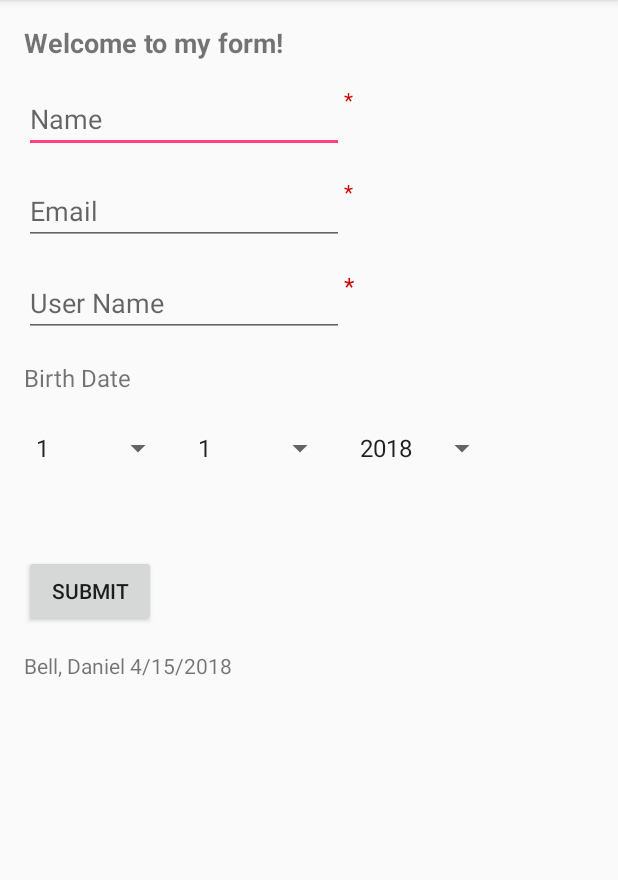
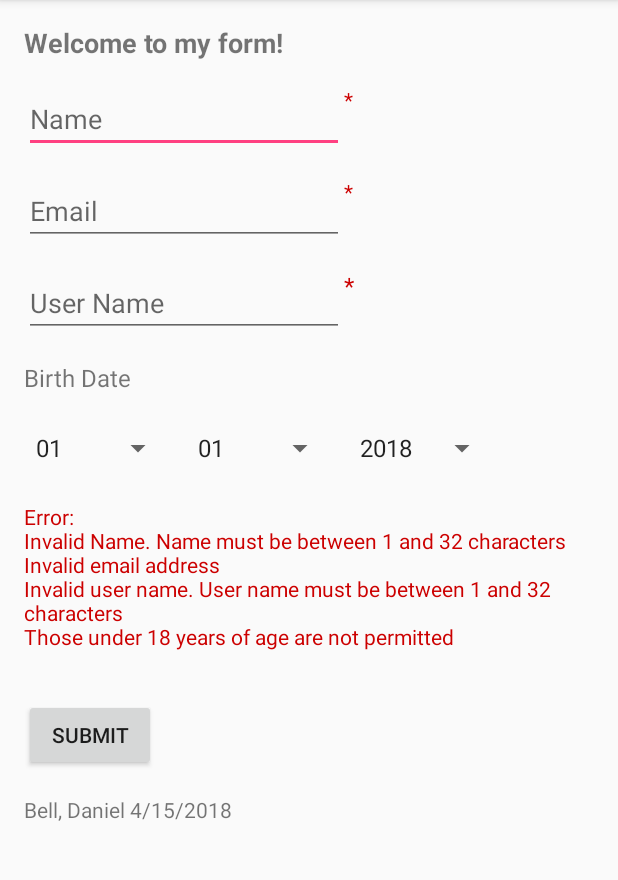
Before and after one commit to DnlBell/MyAssignment, an Android app: the screen it shows after launch (MainActivity), after a tap on "SUBMIT", on a phone screen of 412 x 824 dp, the part 84-964 px from its top. Run offline under Robolectric (Android 15) with nearby library versions, the phone set to English and light mode, and no system bars.

Commit message:
validation set, intents set

```diff
--- a/app/src/main/java/dnlbell/org/myassignment/MainActivity.java
+++ b/app/src/main/java/dnlbell/org/myassignment/MainActivity.java
@@ -1,5 +1,6 @@
 package dnlbell.org.myassignment;
 
+import android.content.Intent;
 import android.support.v7.app.AppCompatActivity;
 import android.os.Bundle;
 import android.view.View;
@@ -9,9 +10,14 @@ import android.widget.EditText;
 import android.widget.Spinner;
 import android.widget.TextView;
 
+import java.text.DateFormat;
+import java.text.ParseException;
+import java.text.SimpleDateFormat;
+import java.time.LocalDate;
 import java.util.ArrayList;
 import java.util.Calendar;
 import java.util.Collections;
+import java.util.Date;
 import java.util.regex.Matcher;
 import java.util.regex.Pattern;
 
@@ -19,10 +25,11 @@ import java.util.regex.Pattern;
 public class MainActivity extends AppCompatActivity {
 
     public static final Pattern VALID_EMAIL_ADDRESS_REGEX = Pattern.compile("^[A-Z0-9._%+-]+@[A-Z0-9.-]+\\.[A-Z]{2,6}$", Pattern.CASE_INSENSITIVE);
+    final static String DATE_FORMAT = "MM-dd-yyy";
     private EditText name, email, userName;
     private Button submit;
-    private Spinner month,day,year;
-    private TextView errorText,nameFlag,emailFlag,userNameFlag;
+    private Spinner month, day, year;
+    private TextView errorText, nameFlag, emailFlag, userNameFlag;
 
 
     @Override
@@ -35,8 +42,7 @@ public class MainActivity extends AppCompatActivity {
         int thisYear = Calendar.getInstance().get(Calendar.YEAR);
         ArrayAdapter<Integer> yearsAdapter;
 
-        for (int i = 1900; i <= thisYear; i++)
-        {
+        for (int i = 1900; i <= thisYear; i++) {
             years.add(i);
         }
         Collections.reverse(years);
@@ -58,37 +64,61 @@ public class MainActivity extends AppCompatActivity {
         userNameFlag = findViewById(R.id.userNameFlag);
 
 
-
         submit.setOnClickListener(new View.OnClickListener() {
             @Override
             public void onClick(View v) {
 
                 //TODO: validate input, bundle successful info and pass to SuccessActivity
+                String date = month.getSelectedItem().toString() + "-" + day.getSelectedItem().toString() + "-" + year.getSelectedItem().toString();
                 String errorList = getString(R.string.Error);
                 boolean invalid = false;
+                errorText.setText("");
 
                 Matcher emailMatcher = VALID_EMAIL_ADDRESS_REGEX.matcher(email.getText().toString());
 
-                if(name.getText().toString().length() > 32 || name.getText().toString().length() == 0) {
-                    errorList+=getString(R.string.nameErrorMessage);
+                if (name.getText().toString().length() > 32 || name.getText().toString().length() == 0) {
+                    errorList += getString(R.string.nameErrorMessage);
                     invalid = true;
                     nameFlag.setText(R.string.flag);
-                }else {
+                } else {
                     nameFlag.setText(R.string.empty);
                 }
-                if(!emailMatcher.find()){
-                    errorList+=getString(R.string.emailErrorMessage);
+                if (!emailMatcher.find()) {
+                    errorList += getString(R.string.emailErrorMessage);
                     emailFlag.setText(R.string.flag);
                     invalid = true;
-                }else {
+                } else {
                     emailFlag.setText(R.string.empty);
                 }
-                if(userName.getText().toString().length() > 32 || userName.getText().toString().length() == 0) {
-                    errorList+=getString(R.string.userNameErrorMessage);
+                if (userName.getText().toString().length() > 32 || userName.getText().toString().length() == 0) {
+                    errorList += getString(R.string.userNameErrorMessage);
                     userNameFlag.setText(R.string.flag);
                     invalid = true;
-                }else {
-                    nameFlag.setText(R.string.empty);
+                } else {
+                    userNameFlag.setText(R.string.empty);
+                }
+                if (!isDateValid(date)) {
+                    errorList += getString(R.string.invalidDate);
+                    invalid = true;
+                }
+                DateFormat df = new SimpleDateFormat(DATE_FORMAT);
+                Calendar birthDate = Calendar.getInstance();
+
+                try{
+                birthDate.setTime(df.parse(date));
+                    if(getAge(birthDate)<18){
+                        errorList += getString(R.string.invalidAge);
+                        invalid = true;
+                    }
+                } catch (Exception e) {
+                    errorList += "";
+                }
+
+                //check if the input has passed and return any errors if there are any.
+                if(invalid){
+                    errorText.setText(errorList);
+                } else {
+                    goToSuccessActivity(userName.getText().toString());
                 }
 
 
@@ -111,13 +141,60 @@ public class MainActivity extends AppCompatActivity {
     @Override
     protected void onSaveInstanceState(Bundle outState) {
         // Save the values you need from your textview into "outState"-object
-        outState.putString("errorText",errorText.getText().toString());
-        outState.putString("nameFlag",nameFlag.getText().toString());
-        outState.putString("emailFlag",emailFlag.getText().toString());
-        outState.putString("userNameFlag",userNameFlag.getText().toString());
+        outState.putString("errorText", errorText.getText().toString());
+        outState.putString("nameFlag", nameFlag.getText().toString());
+        outState.putString("emailFlag", emailFlag.getText().toString());
+        outState.putString("userNameFlag", userNameFlag.getText().toString());
         super.onSaveInstanceState(outState);
     }
 
+    private static boolean isDateValid(String date) {
+
+        try {
+            DateFormat df = new SimpleDateFormat(DATE_FORMAT);
+            df.setLenient(false);
+            df.parse(date);
+        } catch (ParseException e) {
+            return false;
+        }
+        return true;
+
+
+    }
+
+    public static int getAge(Calendar dob) throws Exception {
+
+        Calendar today = Calendar.getInstance();
+
+        int curYear = today.get(Calendar.YEAR);
+        int dobYear = dob.get(Calendar.YEAR);
+
+        int age = curYear - dobYear;
+
+
+        // if dob is month or day is behind today's month or day
+        // reduce age by 1
+        int curMonth = today.get(Calendar.MONTH);
+        int dobMonth = dob.get(Calendar.MONTH);
+
+        if (dobMonth > curMonth) { // this year can't be counted!
+            age--;
+        } else if (dobMonth == curMonth) { // same month? check for day
+            int curDay = today.get(Calendar.DAY_OF_MONTH);
+            int dobDay = dob.get(Calendar.DAY_OF_MONTH);
+            if (dobDay > curDay) { // this year can't be counted!
+                age--;
+
+            }
+        }
+        return age;
+    }
+
+    public void goToSuccessActivity(String userName){
+        Intent intent = new Intent(this, SuccessActivity.class);
+        intent.putExtra("userName",userName);
+        startActivity(intent);
+    }
 
 
 }
--- a/app/src/main/java/dnlbell/org/myassignment/SuccessActivity.java
+++ b/app/src/main/java/dnlbell/org/myassignment/SuccessActivity.java
@@ -1,13 +1,39 @@
 package dnlbell.org.myassignment;
 
+import android.content.Intent;
 import android.support.v7.app.AppCompatActivity;
 import android.os.Bundle;
+import android.view.View;
+import android.widget.Button;
+import android.widget.TextView;
 
 public class SuccessActivity extends AppCompatActivity {
+
+    TextView userName;
+    Button returnToForm;
 
     @Override
     protected void onCreate(Bundle savedInstanceState) {
         super.onCreate(savedInstanceState);
         setContentView(R.layout.activity_success);
+
+        Intent intent = getIntent();
+
+        userName = findViewById(R.id.userName);
+        returnToForm = findViewById(R.id.returnToForm);
+
+        userName.setText(intent.getStringExtra("userName"));
+
+        returnToForm.setOnClickListener(new View.OnClickListener() {
+            @Override
+            public void onClick(View v) {
+                goToMainActivity();
+            }
+        });
+    }
+
+    public void goToMainActivity(){
+        Intent intent = new Intent(this, MainActivity.class);
+        startActivity(intent);
     }
 }
--- a/app/src/main/res/values/arrays.xml
+++ b/app/src/main/res/values/arrays.xml
@@ -1,30 +1,30 @@
 <?xml version="1.0" encoding="utf-8"?>
 <resources>
     <string-array name="month">
-        <item>1</item>
-        <item>2</item>
-        <item>3</item>
-        <item>4</item>
-        <item>5</item>
-        <item>6</item>
-        <item>7</item>
-        <item>8</item>
-        <item>9</item>
+        <item>01</item>
+        <item>02</item>
+        <item>03</item>
+        <item>04</item>
+        <item>05</item>
+        <item>06</item>
+        <item>07</item>
+        <item>08</item>
+        <item>09</item>
         <item>10</item>
         <item>11</item>
         <item>12</item>
     </string-array>
 
     <string-array name="day">
-        <item>1</item>
-        <item>2</item>
-        <item>3</item>
-        <item>4</item>
-        <item>5</item>
-        <item>6</item>
-        <item>7</item>
-        <item>8</item>
-        <item>9</item>
+        <item>01</item>
+        <item>02</item>
+        <item>03</item>
+        <item>04</item>
+        <item>05</item>
+        <item>06</item>
+        <item>07</item>
+        <item>08</item>
+        <item>09</item>
         <item>10</item>
         <item>11</item>
         <item>12</item>
@@ -47,7 +47,6 @@
         <item>29</item>
         <item>30</item>
         <item>31</item>
-        <item>32</item>
     </string-array>
 
 </resources>
--- a/app/src/main/res/values/strings.xml
+++ b/app/src/main/res/values/strings.xml
@@ -12,8 +12,10 @@
     <string name="returnToForm">return</string>
     <string name="flag">*</string>
     <string name="nameErrorMessage">Invalid Name. Name must be between 1 and 32 characters\n</string>
-    <string name="Error">Error:</string>
+    <string name="Error">Error:\n</string>
     <string name="empty" />
-    <string name="emailErrorMessage">Invalid email address</string>
-    <string name="userNameErrorMessage">Invalid user name. User name must be between 1 and 32 characters</string>
+    <string name="emailErrorMessage">Invalid email address\n</string>
+    <string name="userNameErrorMessage">Invalid user name. User name must be between 1 and 32 characters\n</string>
+    <string name="invalidDate">Invalid date\n</string>
+    <string name="invalidAge">Those under 18 years of age are not permitted\n</string>
 </resources>
```
